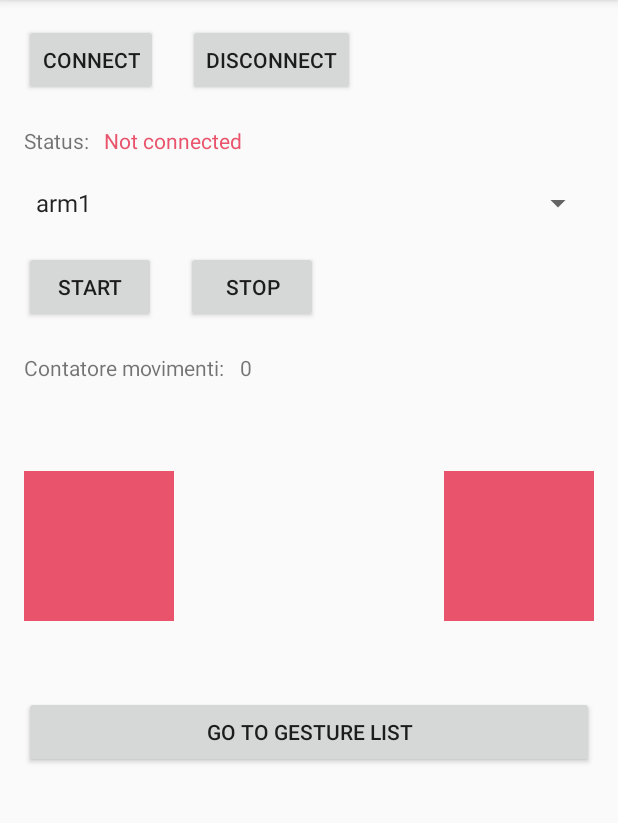
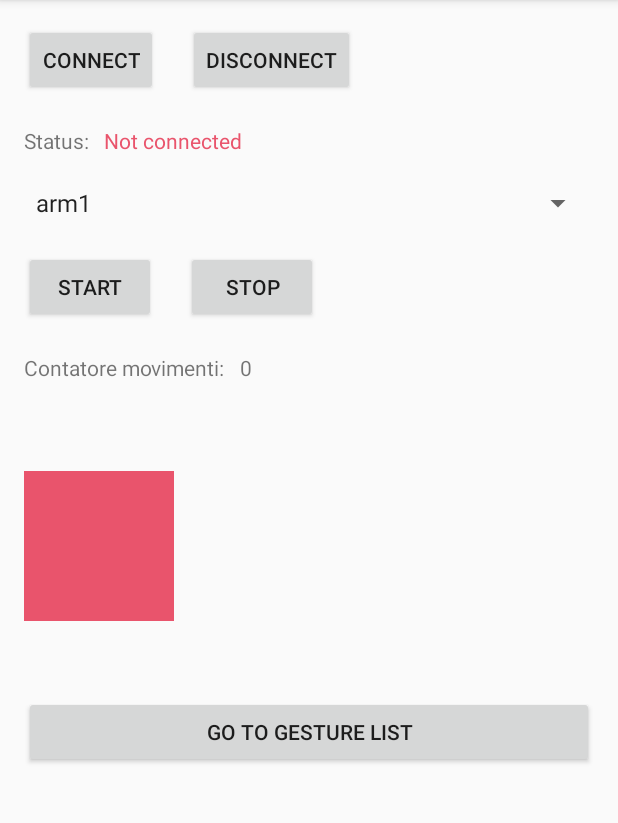
Before and after one commit to truecuozzo98/GestureRecognition, an Android app: the MainActivity screen opened directly, with no data from a screen before it, on a phone screen of 412 x 824 dp, the part 84-907 px from its top. Run offline under Robolectric (Android 15) with nearby library versions, the phone set to English and light mode, and no system bars; libraries missing offline, so code that uses them is left out: com.mbientlab.metawear, net.ozaydin.serkan; 5 statements that could not run were skipped.

Commit message:
Aree rosse spinner
Aree rosse cambiano visibilità a seconda del gesto scelto nello spinner

```diff
--- a/app/src/main/java/com/example/gesturerecognition/MainActivity.java
+++ b/app/src/main/java/com/example/gesturerecognition/MainActivity.java
@@ -117,6 +117,9 @@ public class MainActivity extends AppCompatActivity implements ServiceConnection
         ///< Bind the service when the activity is created
         getApplicationContext().bindService(new Intent(this, BtleService.class), this, Context.BIND_AUTO_CREATE);
 
+        View rightArea = findViewById(R.id.rightArea);
+        rightArea.setVisibility(View.GONE);
+
         Button connect = findViewById(R.id.buttonConnect);
         connect.setOnClickListener(v -> connectTo());
 
@@ -220,15 +223,15 @@ public class MainActivity extends AppCompatActivity implements ServiceConnection
         Log.d("board", "onServiceConnected");
         serviceBinder = (BtleService.LocalBinder) service;
 
-        //TODO: rimuovere connessione automatica
-        final BluetoothManager btManager=
+        //TODO: rimuovere connessione automatica (basta rimuovere le righe da 227 a 234)
+        /*final BluetoothManager btManager=
                 (BluetoothManager) getSystemService(Context.BLUETOOTH_SERVICE);
         final BluetoothDevice remoteDevice=
                 btManager.getAdapter().getRemoteDevice(MW_MAC_ADDRESS);
 
         // Create a MetaWear board object for the Bluetooth Device
         board = serviceBinder.getMetaWearBoard(remoteDevice);
-        connectBoard();
+        connectBoard();*/
     }
 
     public void retrieveBoard(String deviceName) {
@@ -551,7 +554,7 @@ public class MainActivity extends AppCompatActivity implements ServiceConnection
         Toast.makeText(MainActivity.this, "Stopped", Toast.LENGTH_SHORT).show();
 
         if (checkSelfPermission(android.Manifest.permission.WRITE_EXTERNAL_STORAGE) == PackageManager.PERMISSION_GRANTED) {
-            writeDataOnDevice();
+            //writeDataOnDevice();
         } else {
             ActivityCompat.requestPermissions(this, new String[]{Manifest.permission.WRITE_EXTERNAL_STORAGE}, STORAGE_REQUEST_CODE);
         }
@@ -810,7 +813,18 @@ public class MainActivity extends AppCompatActivity implements ServiceConnection
     }
 
     @Override
-    public void onItemSelected(AdapterView<?> adapterView, View view, int i, long l) { }
+    public void onItemSelected(AdapterView<?> adapterView, View view, int i, long l) {
+        switch(adapterView.getSelectedItem().toString()) {
+            case "arm3":
+            case "wrist":
+                View v = findViewById(R.id.rightArea);
+                v.setVisibility(View.VISIBLE);
+                break;
+            default:
+                v = findViewById(R.id.rightArea);
+                v.setVisibility(View.GONE);
+        }
+    }
 
     @Override
     public void onNothingSelected(AdapterView<?> adapterView) { }
--- a/app/src/main/res/layout/activity_main.xml
+++ b/app/src/main/res/layout/activity_main.xml
@@ -131,6 +131,7 @@
             android:layout_marginTop="20dp" />
 
         <androidx.constraintlayout.widget.ConstraintLayout
+            android:id="@+id/doubleArea"
             android:layout_width="match_parent"
             android:layout_height="wrap_content"
             android:layout_marginTop="20dp"
```
